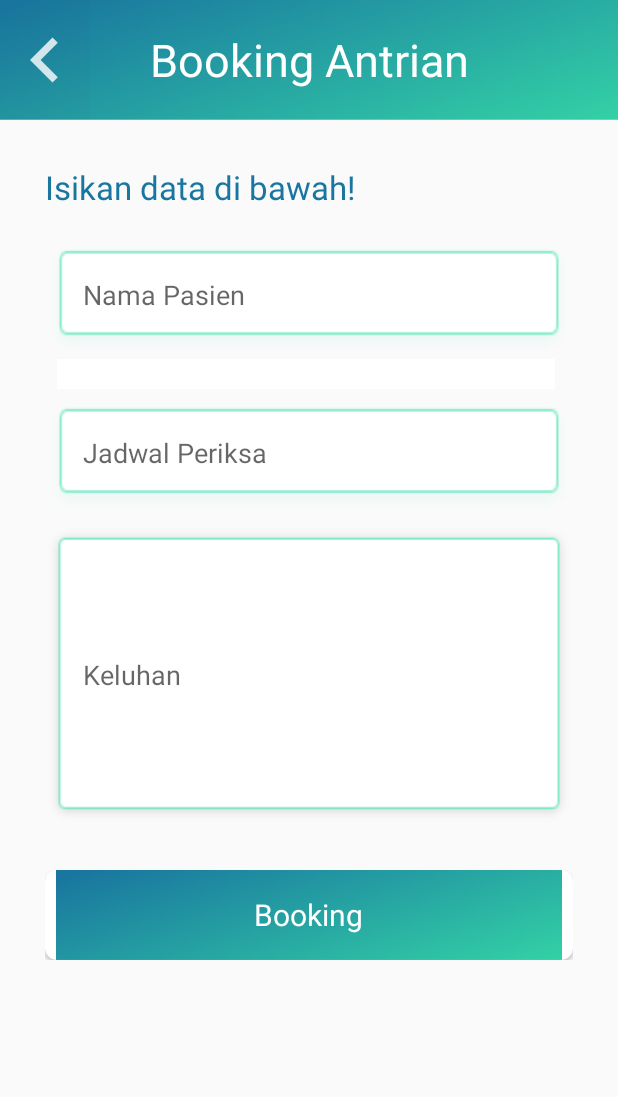
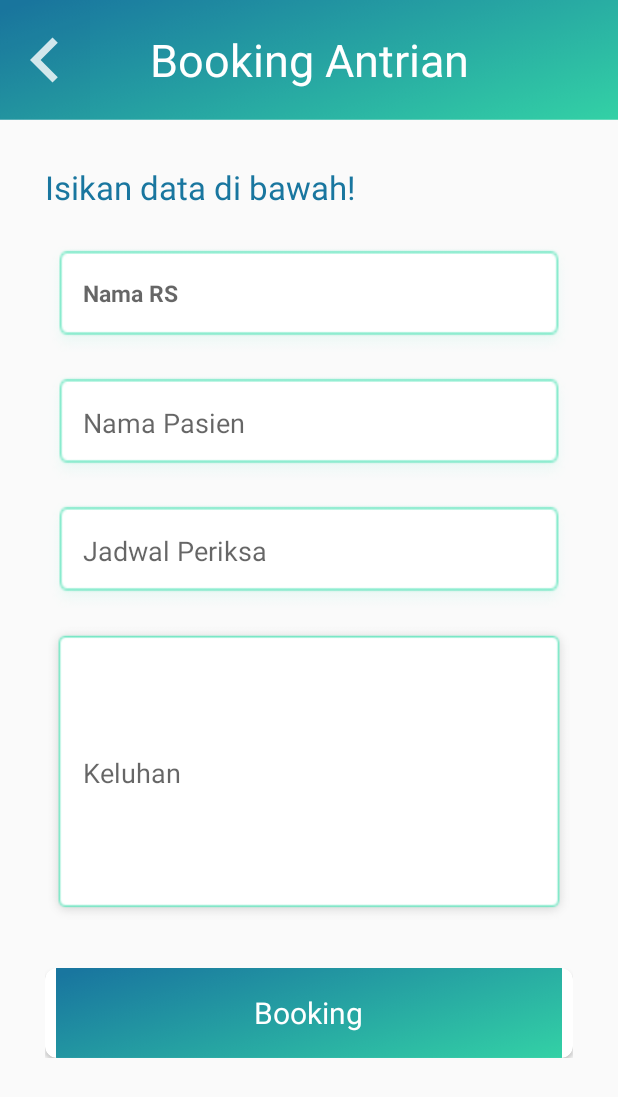
Before and after one commit to achmadar/Mobile-RapidTest, an Android app: the MenuBooking screen opened directly, with no data from a screen before it, on a phone screen of 412 x 824 dp. Shown: the top 1097 px of the screen. Run offline under Robolectric (Android 15) with nearby library versions, the phone set to English and light mode, and no system bars; libraries missing offline, so code that uses them is left out: com.androidnetworking, com.androidnetworking.common, com.androidnetworking.error, com.androidnetworking.interfaces; 1 statement that could not run was skipped.

Commit message:
Fitur Antrian dan Booking

```diff
--- /dev/null
+++ b/KotlinRapidTest/app/src/main/java/com/learn/app/kotlinrapidtest/Antrian.kt
@@ -0,0 +1,3 @@
+package com.learn.app.kotlinrapidtest
+
+data class Antrian(val namars: String, val kuotars: String)
--- a/KotlinRapidTest/app/src/main/java/com/learn/app/kotlinrapidtest/MenuBooking.kt
+++ b/KotlinRapidTest/app/src/main/java/com/learn/app/kotlinrapidtest/MenuBooking.kt
@@ -3,8 +3,16 @@ package com.learn.app.kotlinrapidtest
 import android.content.Intent
 import androidx.appcompat.app.AppCompatActivity
 import android.os.Bundle
+import android.widget.EditText
+import android.widget.TextView
+import com.androidnetworking.AndroidNetworking
+import com.androidnetworking.common.Priority
+import com.androidnetworking.error.ANError
+import com.androidnetworking.interfaces.JSONArrayRequestListener
 import kotlinx.android.synthetic.main.activity_menu_booking.*
 import kotlinx.android.synthetic.main.activity_menu_rumah_sakit.*
+import kotlinx.android.synthetic.main.list_antrian.*
+import org.json.JSONArray
 
 class MenuBooking : AppCompatActivity() {
 
@@ -19,5 +27,48 @@ class MenuBooking : AppCompatActivity() {
             startActivity(kembali)
         }
 
+        var nama = intent.getStringExtra("nama_rs")
+
+        var book_rs:TextView = findViewById(R.id.book_nama_rs)
+
+        book_rs.text = nama.toString()
+
+        btn_booking.setOnClickListener {
+            var input_nama_rs:String = book_nama_rs.text.toString()
+            var input_nama_pasien:String = book_nama.text.toString()
+            var input_jadwal:String = book_jadwal.text.toString()
+            var input_keluhan:String = book_keluhan.text.toString()
+            var status:String = book_status.text.toString()
+
+            inputbooking(input_nama_pasien, input_nama_rs, input_jadwal, input_keluhan, status)
+
+            val intent = Intent(context, MenuHasil::class.java)
+            intent.putExtra("nama_pasien", "1")
+            intent.putExtra("nama_rs", "2")
+            intent.putExtra("jadwalpilihan", "3")
+            startActivity(intent)
+        }
+
     }
+
+    fun inputbooking(data1:String, data2:String, data3:String, data4:String, data5:String){
+        AndroidNetworking.post("http://192.168.0.7/api-rapidtest/antrian/create.antrian.php")
+            .addBodyParameter("nama_pasien", data1)
+            .addBodyParameter("nama_rs", data2)
+            .addBodyParameter("jadwalpilihan", data3)
+            .addBodyParameter("keluhan", data4)
+            .addBodyParameter("Status", data5)
+            .setPriority(Priority.MEDIUM)
+            .build()
+            .getAsJSONArray(object : JSONArrayRequestListener {
+                override fun onResponse(response: JSONArray?) {
+
+                }
+
+                override fun onError(anError: ANError?) {
+
+                }
+            })
+    }
+
 }
--- a/KotlinRapidTest/app/src/main/res/layout/activity_login.xml
+++ b/KotlinRapidTest/app/src/main/res/layout/activity_login.xml
@@ -14,6 +14,7 @@
         android:layout_height="280dp">
 
         <ImageButton
+            android:id="@+id/back_start"
             android:src="@drawable/back_arrow"
             android:background="@color/colorWhite"
             android:layout_marginTop="20dp"
@@ -68,7 +69,6 @@
 
         <TextView
             android:id="@+id/info"
-            android:text="Info Login"
             android:textSize="17sp"
             android:textAlignment="center"
             android:layout_marginTop="10dp"
--- a/KotlinRapidTest/app/src/main/res/layout/activity_menu_antrian.xml
+++ b/KotlinRapidTest/app/src/main/res/layout/activity_menu_antrian.xml
@@ -42,8 +42,9 @@
             android:layout_height="wrap_content"
             android:orientation="vertical">
 
-            <ListView
+            <androidx.recyclerview.widget.RecyclerView
                 android:id="@+id/list_antrian"
+                android:padding="15dp"
                 android:layout_width="match_parent"
                 android:layout_height="wrap_content"/>
 
--- a/KotlinRapidTest/app/src/main/res/layout/activity_menu_booking.xml
+++ b/KotlinRapidTest/app/src/main/res/layout/activity_menu_booking.xml
@@ -45,25 +45,31 @@
             android:layout_width="wrap_content"
             android:layout_height="wrap_content"/>
 
+        <TextView
+            android:id="@+id/book_nama_rs"
+            android:hint="Nama RS"
+            android:textStyle="bold"
+            android:layout_marginTop="20dp"
+            android:background="@drawable/form_input"
+            android:paddingLeft="25dp"
+            android:paddingBottom="5dp"
+            android:paddingTop="25dp"
+            android:textSize="15sp"
+            android:paddingRight="25dp"
+            android:layout_width="match_parent"
+            android:layout_height="80dp"/>
+
+
         <EditText
             android:id="@+id/book_nama"
             android:hint="Nama Pasien"
-            android:layout_marginTop="20dp"
+            android:layout_marginTop="5dp"
             android:background="@drawable/form_input"
             android:paddingLeft="25dp"
             android:paddingBottom="5dp"
             android:paddingRight="25dp"
             android:layout_width="match_parent"
             android:layout_height="80dp"/>
-
-        <Spinner
-            android:id="@+id/pilih_rs"
-            android:padding="10dp"
-            android:background="@color/colorWhite"
-            android:layout_marginLeft="8dp"
-            android:layout_marginRight="12dp"
-            android:layout_width="match_parent"
-            android:layout_height="wrap_content"/>
 
         <EditText
             android:id="@+id/book_jadwal"
@@ -77,7 +83,7 @@
             android:layout_height="80dp"/>
 
         <EditText
-            android:id="@+id/keluhan"
+            android:id="@+id/book_keluhan"
             android:hint="Keluhan"
             android:layout_marginTop="5dp"
             android:background="@drawable/form_hasil"
@@ -85,6 +91,13 @@
             android:paddingRight="25dp"
             android:layout_width="match_parent"
             android:layout_height="200dp"/>
+
+        <EditText
+            android:id="@+id/book_status"
+            android:paddingLeft="25dp"
+            android:paddingRight="25dp"
+            android:layout_width="match_parent"
+            android:layout_height="0dp"/>
 
         <androidx.cardview.widget.CardView
             android:layout_marginTop="30dp"
--- a/KotlinRapidTest/app/src/main/res/layout/list_antrian.xml
+++ b/KotlinRapidTest/app/src/main/res/layout/list_antrian.xml
@@ -21,7 +21,7 @@
         android:orientation="vertical">
 
         <TextView
-            android:id="@+id/nama_rs"
+            android:id="@+id/antrian_nama_rs"
             android:text="Nama Rumah Sakit"
             android:textColor="@color/colorBlue"
             android:textSize="18sp"
@@ -29,7 +29,7 @@
             android:layout_height="wrap_content"/>
 
         <TextView
-            android:id="@+id/kuota_rs"
+            android:id="@+id/antrian_kuota_rs"
             android:text="18/25"
             android:textColor="@color/colorBlack"
             android:textSize="23sp"
```
Also changed, not shown: KotlinRapidTest/app/src/main/java/com/learn/app/kotlinrapidtest/AdapterAntrian.kt (added, +37 -0 lines), KotlinRapidTest/app/src/main/java/com/learn/app/kotlinrapidtest/AdapterRumahSakit.kt (+22 -4 lines), KotlinRapidTest/app/src/main/java/com/learn/app/kotlinrapidtest/LoginActivity.kt (+10 -2 lines), KotlinRapidTest/app/src/main/java/com/learn/app/kotlinrapidtest/MenuAntrian.kt (+43 -0 lines), KotlinRapidTest/app/src/main/java/com/learn/app/kotlinrapidtest/MenuHasil.kt (+11 -0 lines), KotlinRapidTest/app/src/main/java/com/learn/app/kotlinrapidtest/MenuRumahSakit.kt (+12 -3 lines), KotlinRapidTest/app/src/main/java/com/learn/app/kotlinrapidtest/ProfileActivity.kt (+17 -0 lines).
